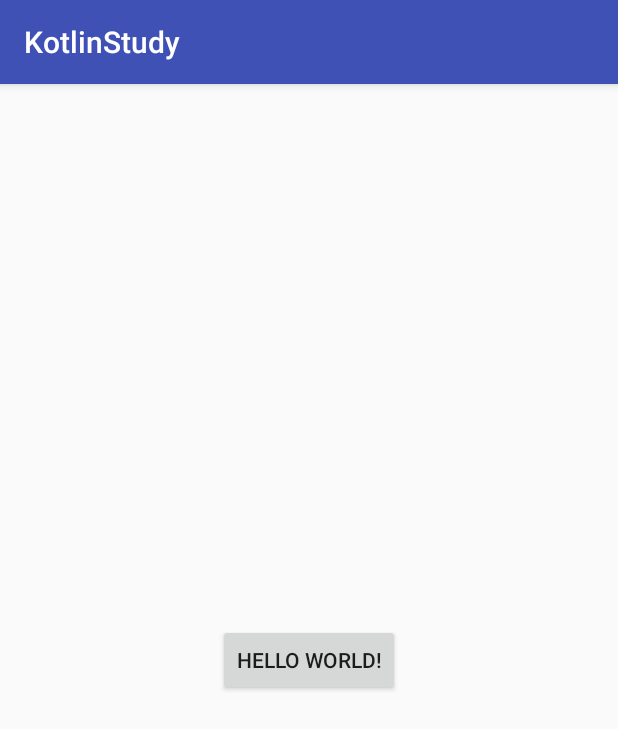
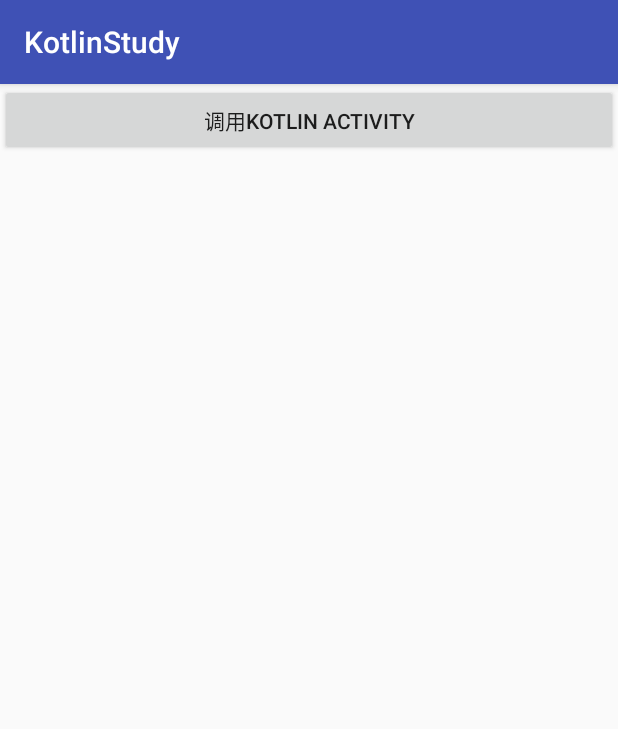
Before and after one commit to 756718646/KotlinStudyLog, an Android app: the screen it shows after launch (MainActivity), on a phone screen of 412 x 824 dp. Shown: the top 729 px of the screen. Run offline under Robolectric (Android 15) with nearby library versions, the phone set to English and light mode, and no system bars.

Commit message:
java和kotlin互调

```diff
--- a/app/src/main/res/layout/activity_main.xml
+++ b/app/src/main/res/layout/activity_main.xml
@@ -1,19 +1,17 @@
 <?xml version="1.0" encoding="utf-8"?>
-<android.support.constraint.ConstraintLayout xmlns:android="http://schemas.android.com/apk/res/android"
+<LinearLayout xmlns:android="http://schemas.android.com/apk/res/android"
     xmlns:app="http://schemas.android.com/apk/res-auto"
     xmlns:tools="http://schemas.android.com/tools"
     android:layout_width="match_parent"
     android:layout_height="match_parent"
+    android:orientation="vertical"
     tools:context="com.yongzheng.kotlinstudy.MainActivity">
 
     <Button
         android:id="@+id/test"
-        android:layout_width="wrap_content"
+        android:layout_width="match_parent"
         android:layout_height="wrap_content"
-        android:text="Hello World!"
-        app:layout_constraintBottom_toBottomOf="parent"
-        app:layout_constraintLeft_toLeftOf="parent"
-        app:layout_constraintRight_toRightOf="parent"
-        app:layout_constraintTop_toTopOf="parent" />
+        android:text="调用kotlin activity"
+        android:onClick="startKotlinActivity"/>
 
-</android.support.constraint.ConstraintLayout>
+</LinearLayout>
```
Also changed, not shown: app/src/main/java/com/yongzheng/kotlinstudy/HelloWorldActivity.kt (+14 -1 lines), app/src/main/java/com/yongzheng/kotlinstudy/MainActivity.java (+11 -9 lines), app/src/main/res/layout/activity_hello_world.xml (+4 -4 lines).
